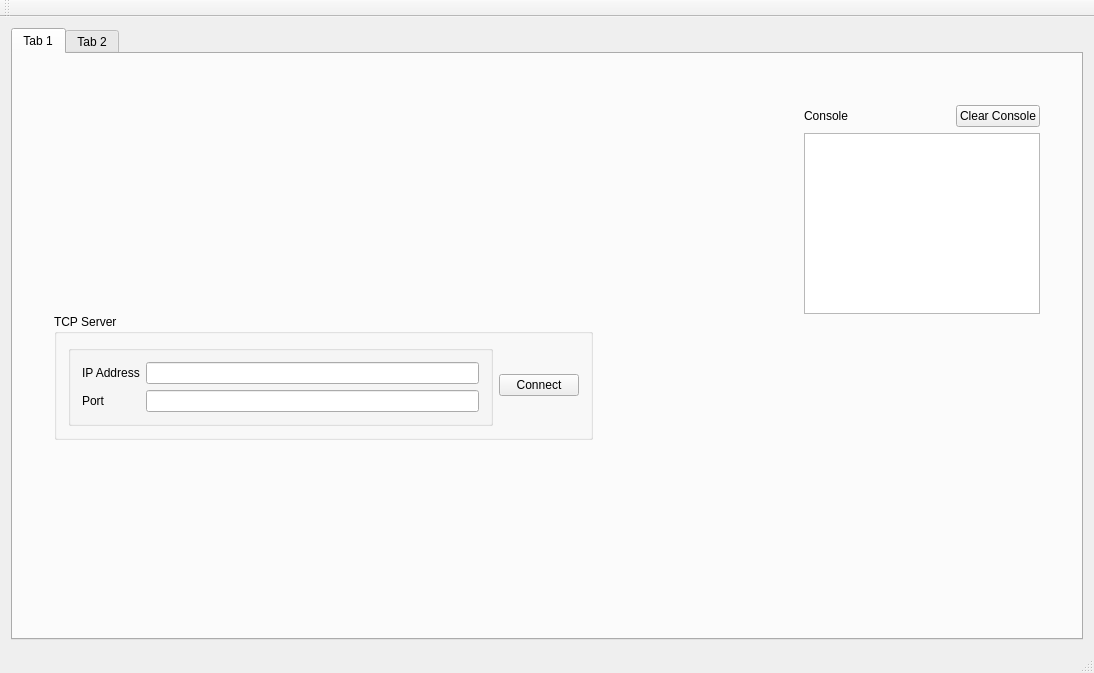
Above: mainwindow.ui from HarisFaris17/NFC-SPK-Gateway before the change. Below: the same form after it.
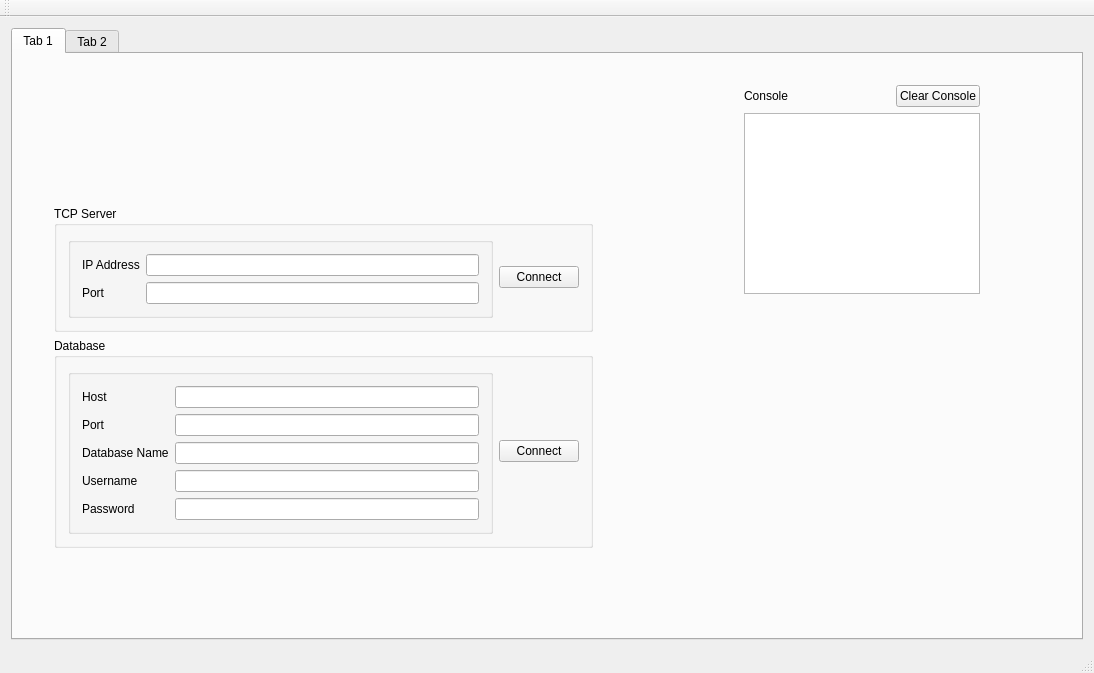
That is the form after the change.

Commit message: succedd to connect to database

What changed in the file:
```diff
--- a/mainwindow.ui
+++ b/mainwindow.ui
@@ -27,8 +27,8 @@
        <widget class="QWidget" name="layoutWidget">
         <property name="geometry">
          <rect>
-          <x>780</x>
-          <y>40</y>
+          <x>720</x>
+          <y>20</y>
           <width>258</width>
           <height>231</height>
          </rect>
@@ -151,6 +151,84 @@
            </layout>
           </widget>
          </item>
+         <item>
+          <widget class="QGroupBox" name="groupBox_3">
+           <property name="title">
+            <string>Database</string>
+           </property>
+           <layout class="QHBoxLayout" name="horizontalLayout_5">
+            <item>
+             <widget class="QGroupBox" name="groupBox_4">
+              <property name="title">
+               <string/>
+              </property>
+              <layout class="QFormLayout" name="formLayout">
+               <item row="0" column="0">
+                <widget class="QLabel" name="HostLabel">
+                 <property name="text">
+                  <string>Host</string>
+                 </property>
+                </widget>
+               </item>
+               <item row="0" column="1">
+                <widget class="QLineEdit" name="hostDatabaseLineEdit"/>
+               </item>
+               <item row="1" column="0">
+                <widget class="QLabel" name="label_4">
+                 <property name="text">
+                  <string>Port</string>
+                 </property>
+                </widget>
+               </item>
+               <item row="2" column="0">
+                <widget class="QLabel" name="label_7">
+                 <property name="text">
+                  <string>Database Name</string>
+                 </property>
+                </widget>
+               </item>
+               <item row="4" column="0">
+                <widget class="QLabel" name="label_5">
+                 <property name="text">
+                  <string>Username</string>
+                 </property>
+                </widget>
+               </item>
+               <item row="5" column="0">
+                <widget class="QLabel" name="label_6">
+                 <property name="text">
+                  <string>Password</string>
+                 </property>
+                </widget>
+               </item>
+               <item row="1" column="1">
+                <widget class="QLineEdit" name="portDatabaseLineEdit"/>
+               </item>
+               <item row="2" column="1">
+                <widget class="QLineEdit" name="databaseNameDatabaseLineEdit"/>
+               </item>
+               <item row="4" column="1">
+                <widget class="QLineEdit" name="usernameDatabaseLineEdit"/>
+               </item>
+               <item row="5" column="1">
+                <widget class="QLineEdit" name="passwordDatabaseLineEdit"/>
+               </item>
+              </layout>
+             </widget>
+            </item>
+            <item>
+             <widget class="QPushButton" name="connectDatabasePushButton">
+              <property name="text">
+               <string>Connect</string>
+              </property>
+             </widget>
+            </item>
+           </layout>
+           <zorder>groupBox_4</zorder>
+           <zorder>groupBox_4</zorder>
+           <zorder>connectDatabasePushButton</zorder>
+          </widget>
+         </item>
          <item>
           <spacer name="verticalSpacer_3">
            <property name="orientation">
```
Left out of the diff: 6 changed lines with no effect on the pictures. The commit also changes 39 other files.
